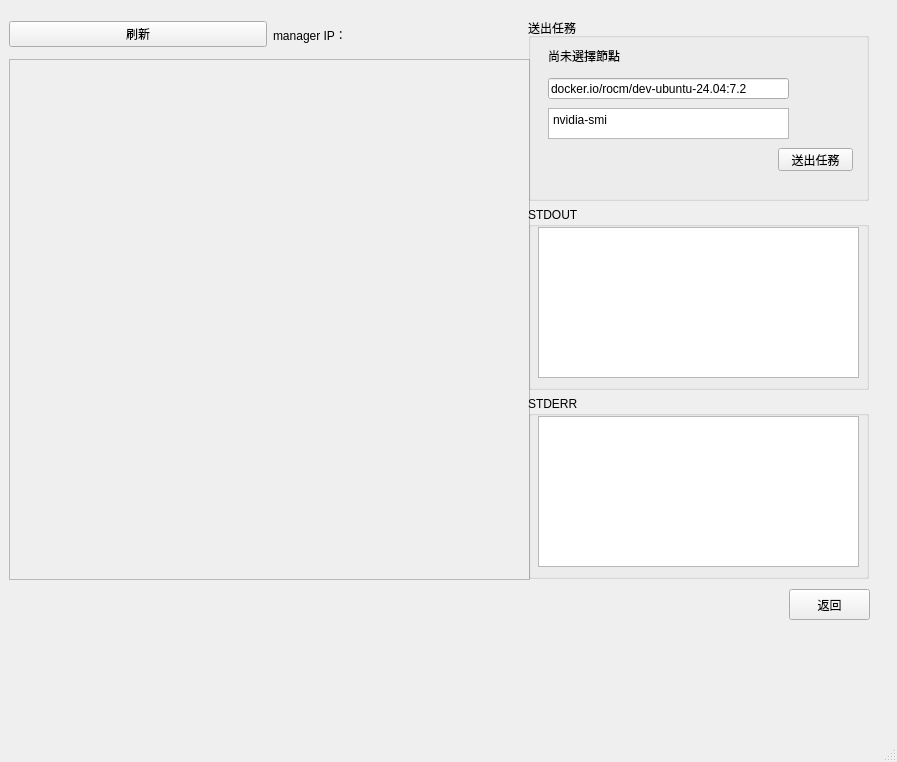
Before: the Qt Designer form GPURentalApp/mainwindow.ui in NIU-Senior-Project/QtGUI, drawn with Qt 5.
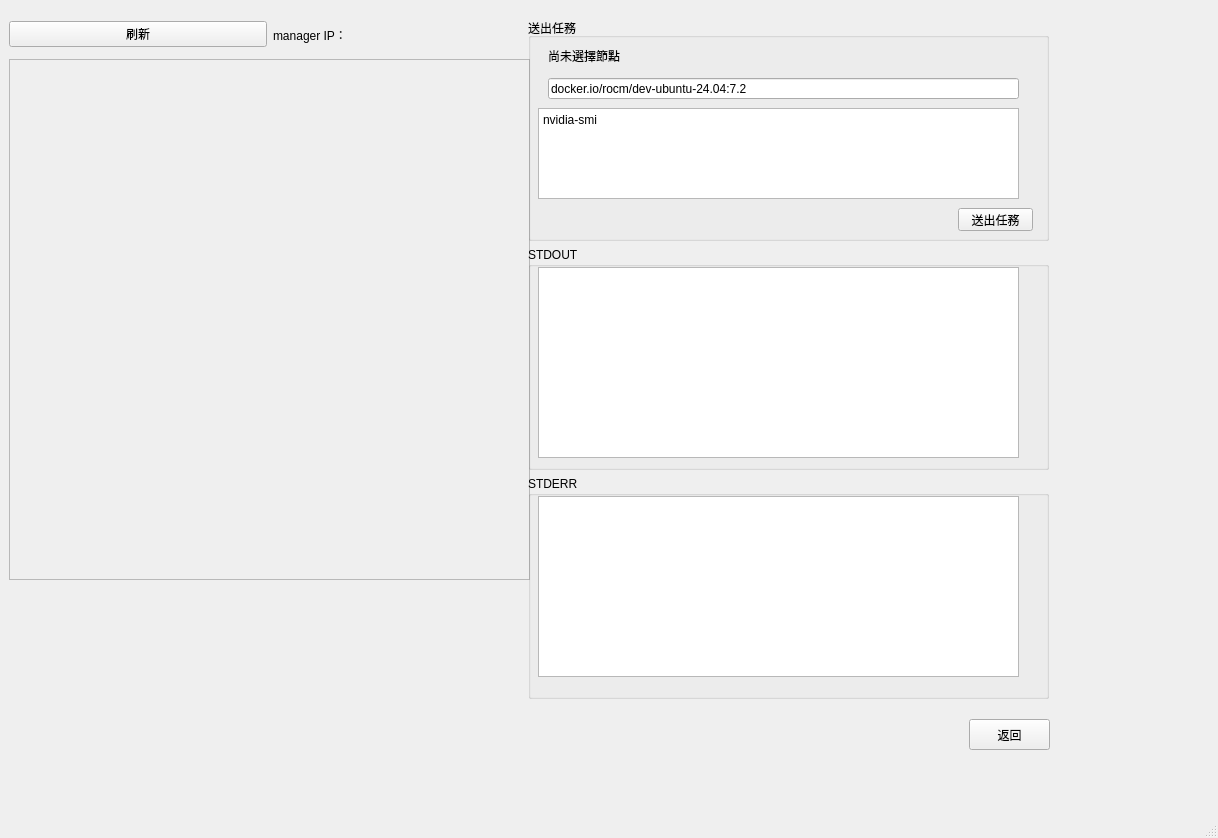
After: the same form once the commit is applied.

Commit message: 版面小調整

```diff
--- a/GPURentalApp/mainwindow.ui
+++ b/GPURentalApp/mainwindow.ui
@@ -6,8 +6,8 @@
    <rect>
     <x>0</x>
     <y>0</y>
-    <width>897</width>
-    <height>762</height>
+    <width>1218</width>
+    <height>838</height>
    </rect>
   </property>
   <property name="windowTitle">
@@ -104,8 +104,8 @@
        <widget class="QPushButton" name="btn_back_renter">
         <property name="geometry">
          <rect>
-          <x>780</x>
-          <y>580</y>
+          <x>960</x>
+          <y>710</y>
           <width>81</width>
           <height>31</height>
          </rect>
@@ -145,8 +145,8 @@
          <rect>
           <x>519</x>
           <y>9</y>
-          <width>341</width>
-          <height>561</height>
+          <width>521</width>
+          <height>681</height>
          </rect>
         </property>
         <layout class="QVBoxLayout" name="verticalLayout">
@@ -173,7 +173,7 @@
              <rect>
               <x>20</x>
               <y>60</y>
-              <width>241</width>
+              <width>471</width>
               <height>21</height>
              </rect>
             </property>
@@ -187,10 +187,10 @@
            <widget class="QPlainTextEdit" name="edit_r_script">
             <property name="geometry">
              <rect>
-              <x>20</x>
+              <x>10</x>
               <y>90</y>
-              <width>241</width>
-              <height>31</height>
+              <width>481</width>
+              <height>91</height>
              </rect>
             </property>
             <property name="plainText">
@@ -200,8 +200,8 @@
            <widget class="QPushButton" name="btn_r_submit_job">
             <property name="geometry">
              <rect>
-              <x>250</x>
-              <y>130</y>
+              <x>430</x>
+              <y>190</y>
               <width>75</width>
               <height>23</height>
              </rect>
@@ -222,8 +222,8 @@
              <rect>
               <x>10</x>
               <y>20</y>
-              <width>321</width>
-              <height>151</height>
+              <width>481</width>
+              <height>191</height>
              </rect>
             </property>
             <property name="readOnly">
@@ -242,8 +242,8 @@
              <rect>
               <x>10</x>
               <y>20</y>
-              <width>321</width>
-              <height>151</height>
+              <width>481</width>
+              <height>181</height>
              </rect>
             </property>
             <property name="readOnly">
```
Left out of the diff: 2 changed lines with no effect on the pictures.
